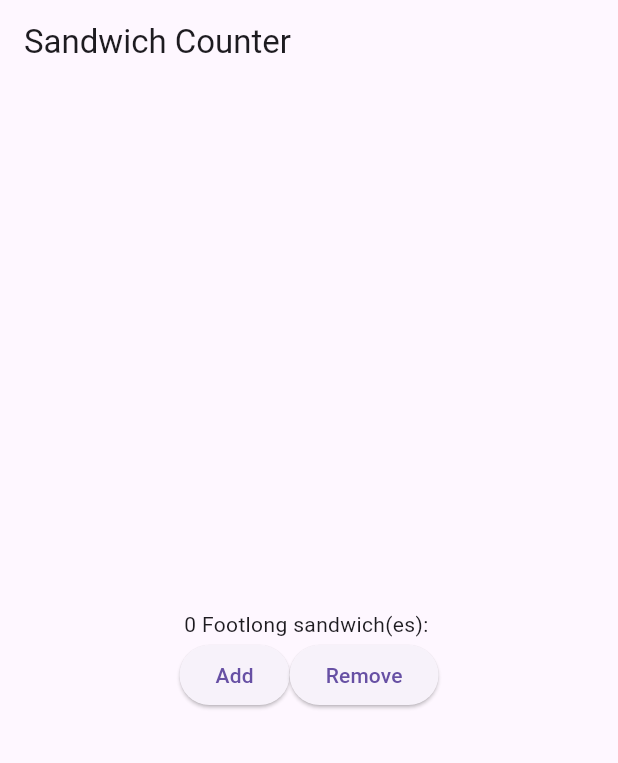
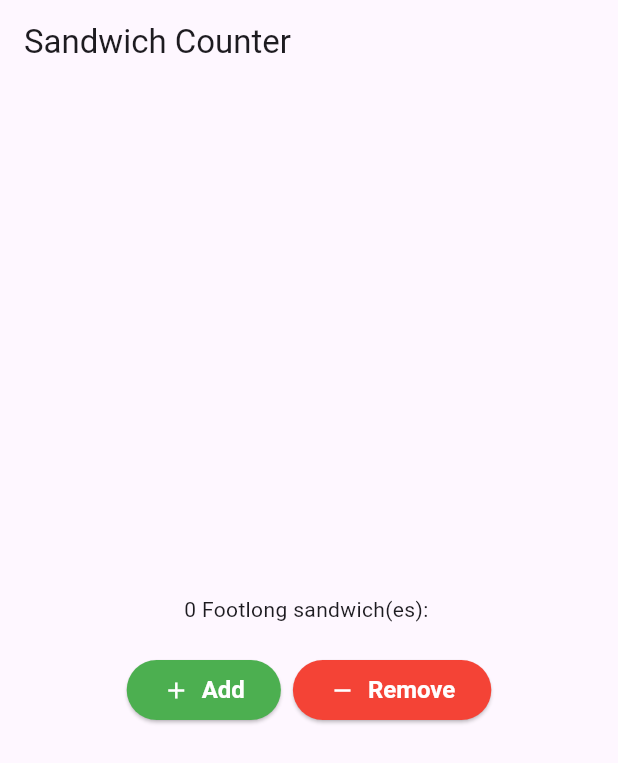
Before and after one commit to manighahrmani/sandwich_shop, a Flutter app: the screen it shows after launch, on a phone screen of 412 x 824 dp. Shown: the top 763 px of the screen. Run offline on Flutter 3.47's test engine with Material 3 defaults, Android fonts, the phone set to English and light mode, and no system bars.

Commit message:
Implement exercise 1 from worksheet 3

```diff
--- a/lib/main.dart
+++ b/lib/main.dart
@@ -56,21 +56,69 @@ class _OrderScreenState extends State<OrderScreen> {
               _quantity,
               'Footlong',
             ),
+            const SizedBox(height: 20),
             Row(
               mainAxisAlignment: MainAxisAlignment.center,
               children: [
-                ElevatedButton(
+                StyledButton(
                   onPressed: _increaseQuantity,
-                  child: const Text('Add'),
+                  icon: Icons.add,
+                  label: 'Add',
+                  backgroundColor: Colors.green,
                 ),
-                ElevatedButton(
+                const SizedBox(width: 8),
+                StyledButton(
                   onPressed: _decreaseQuantity,
-                  child: const Text('Remove'),
+                  icon: Icons.remove,
+                  label: 'Remove',
+                  backgroundColor: Colors.red,
                 ),
               ],
             ),
           ],
         ),
+      ),
+    );
+  }
+}
+
+class StyledButton extends StatelessWidget {
+  final VoidCallback onPressed;
+  final IconData icon;
+  final String label;
+  final Color backgroundColor;
+
+  const StyledButton({
+    super.key,
+    required this.onPressed,
+    required this.icon,
+    required this.label,
+    required this.backgroundColor,
+  });
+
+  @override
+  Widget build(BuildContext context) {
+    TextStyle myTextStyle =
+        const TextStyle(fontSize: 16, fontWeight: FontWeight.bold);
+
+    ButtonStyle myButtonStyle = ElevatedButton.styleFrom(
+      backgroundColor: backgroundColor,
+      foregroundColor: Colors.white,
+      textStyle: myTextStyle,
+    );
+
+    return ElevatedButton(
+      onPressed: onPressed,
+      style: myButtonStyle,
+      child: Row(
+        children: [
+          Icon(icon),
+          const SizedBox(width: 8),
+          Text(
+            label,
+            style: myTextStyle,
+          ),
+        ],
       ),
     );
   }
```
